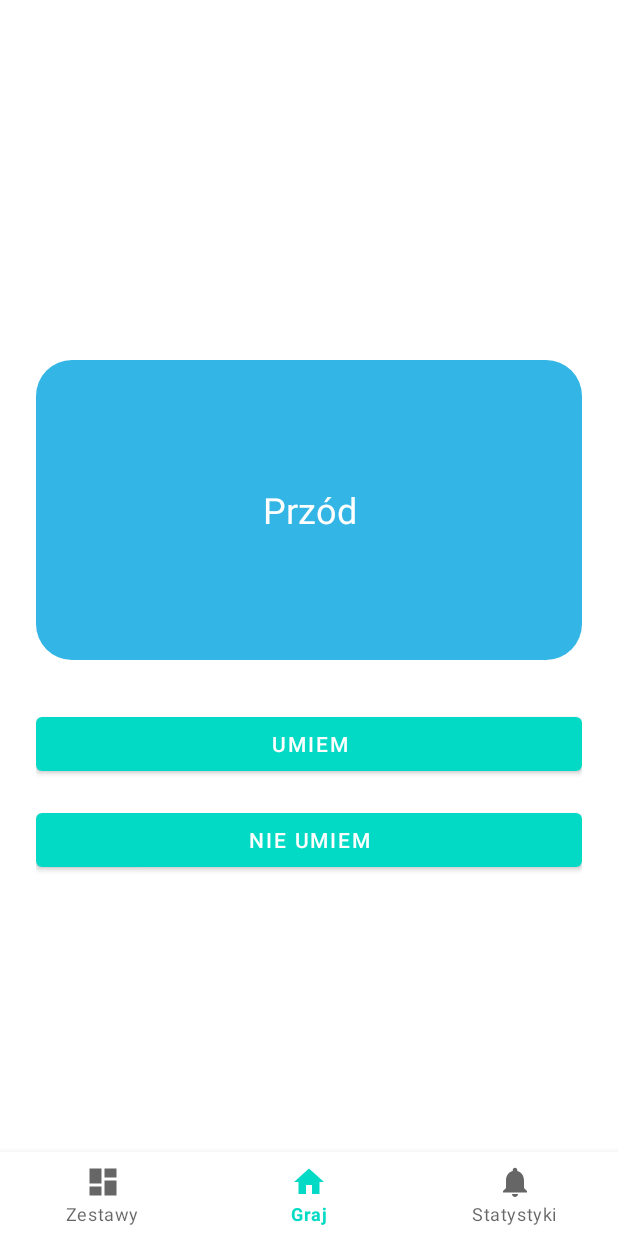
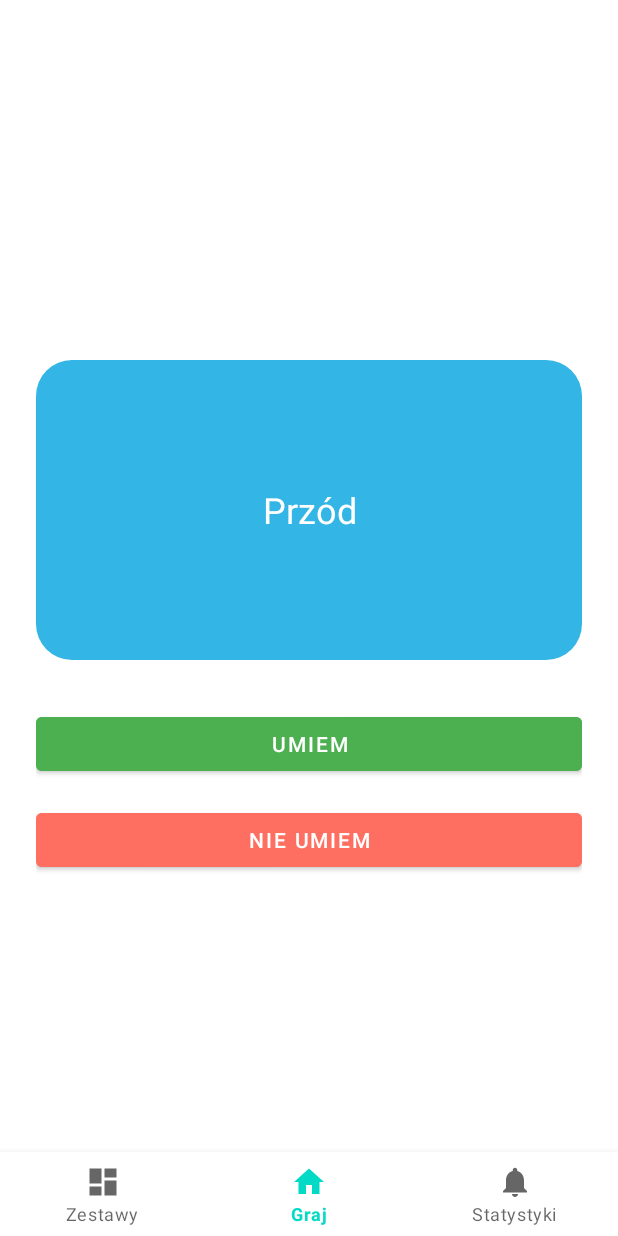
Before and after one commit to s24267-pj/FlashcardSystent, an Android app: the fragment ClassicFragment placed in its activity, on a phone screen of 412 x 824 dp. Run offline under Robolectric (Android 15) with nearby library versions, the phone set to English and light mode, and no system bars; our stand-ins replace Room's generated code, navigation-ui; 2 statements that could not run were skipped.

Commit message:
Add colors to buttons

```diff
--- a/app/src/main/res/layout/fragment_learning.xml
+++ b/app/src/main/res/layout/fragment_learning.xml
@@ -46,12 +46,14 @@
         android:id="@+id/button_know"
         android:layout_width="match_parent"
         android:layout_height="wrap_content"
-        android:text="@string/i_know" />
+        android:text="@string/i_know"
+        android:backgroundTint="@color/knowButtonColor" />
 
     <Button
         android:id="@+id/button_dont_know"
         android:layout_width="match_parent"
         android:layout_height="wrap_content"
         android:text="@string/i_dont_know"
-        android:layout_marginTop="16dp"/>
+        android:layout_marginTop="16dp"
+        android:backgroundTint="@color/dontKnowButtonColor" />
 </LinearLayout>
--- a/app/src/main/res/values/colors.xml
+++ b/app/src/main/res/values/colors.xml
@@ -18,5 +18,8 @@
     <color name="button_browse">#9C27B0</color>
     <color name="colorPrimaryDark">#1565C0</color>
 
+    <color name="knowButtonColor">#4CAF50</color>
+    <color name="dontKnowButtonColor">#FF6F61</color>
+
 
 </resources>
```
